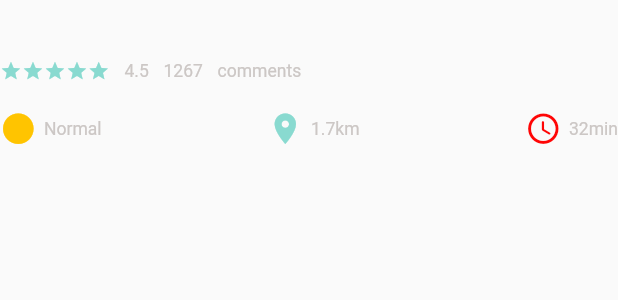
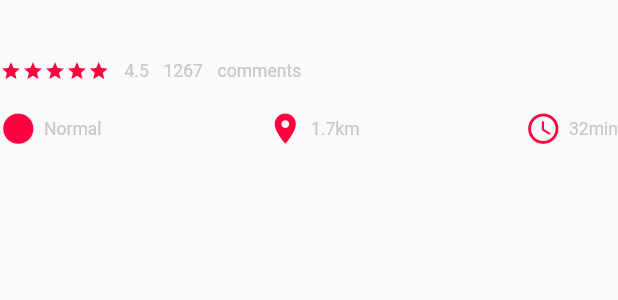
Before and after one commit to shravanEWW/food_app, a Flutter app: the AppColumn widget shown alone on an empty page, opened directly with empty values, on a phone screen of 412 x 824 dp. Shown: the top 300 px of the screen. Run offline on Flutter 3.47's test engine with Material 2 defaults, Android fonts, the phone set to English and light mode, and no system bars; our stand-ins replace dots_indicator, get; network calls fail.

```diff
--- a/lib/helper/dependancies.dart
+++ b/lib/helper/dependancies.dart
@@ -6,7 +6,6 @@ import 'package:food_app/data/repository/cart_repo.dart';
 import 'package:food_app/data/repository/popular_product_repo.dart';
 import 'package:food_app/data/repository/recommended_product_repo.dart';
 import 'package:get/get.dart';
-
 import '../utils/constants/app_constants.dart';
 
 Future<void> init() async {
--- a/lib/main.dart
+++ b/lib/main.dart
@@ -23,6 +23,8 @@ class MyApp extends StatelessWidget {
   Widget build(BuildContext context) {
     Get.find<PopularProductController>().getPopularProductList();
     Get.find<RecommendedProductController>().getRecommendedProductList();
+    Get.find<CartController>().totalItems;
+
     return GetMaterialApp(
       debugShowCheckedModeBanner: false,
       title: 'Flutter Demo',
--- a/lib/models/cart_model.dart
+++ b/lib/models/cart_model.dart
@@ -1,3 +1,5 @@
+import 'package:food_app/models/products_model.dart';
+
 /// total_size : 6
 /// type_id : 2
 /// offset : 0
@@ -39,6 +41,7 @@ class CartModel {
   String? img;
   bool? isExist;
   String? time;
+  ProductModel? product;
 
   CartModel(
       {this.id,
@@ -47,7 +50,8 @@ class CartModel {
       this.price,
       this.isExist,
       this.img,
-      this.time});
+      this.time,
+      this.product});
 
   CartModel.fromJson(Map<String, dynamic> json) {
     id = json['id'];
@@ -57,5 +61,6 @@ class CartModel {
     isExist = json['isExist'];
     img = json['img'];
     time = json['time'];
+    product = ProductModel.fromJson(json['product']);
   }
 }
--- a/lib/pages/home/colors.dart
+++ /dev/null
@@ -1,14 +0,0 @@
-import 'package:flutter/cupertino.dart';
-
-class AppColors {
-  static final Color textColor = const Color(0xFFccc7c5);
-  static final Color mainColor = const Color(0xFF89dad0);
-
-  //static final Color mainColor = const Color(0xFFfa7552);
-  static final Color iconColor = const Color(0xffffc400);
-  static final Color iconColor2 = const Color(0xffff0505);
-  static final Color mainBlackColor = const Color(0xFF332d2b);
-  static final Color backGroundColor = const Color(0xffeeeeee);
-  static final Color signColor = const Color(0xffafafaf);
-  static final Color paraColor = const Color(0xff787777);
-}
--- a/lib/pages/home/main_food_page.dart
+++ b/lib/pages/home/main_food_page.dart
@@ -4,7 +4,7 @@ import 'package:food_app/widgets/app_icon.dart';
 import 'package:food_app/widgets/big_text.dart';
 import 'package:food_app/widgets/small_text.dart';
 
-import 'colors.dart';
+import '../../utils/colors.dart';
 import 'food_page_body.dart';
 
 class MainFoodPage extends StatefulWidget {
--- a/lib/routes/route_helper.dart
+++ b/lib/routes/route_helper.dart
@@ -2,18 +2,23 @@ import 'package:food_app/pages/food/recommended_food_details.dart';
 import 'package:food_app/pages/home/main_food_page.dart';
 import 'package:get/get.dart';
 
+import '../pages/cart/cart_page.dart';
 import '../pages/shop/popular_shop_details.dart';
 
 class RoutHelper {
   static const String initial = "/";
   static const String popularFood = "/popular-food";
   static const String recommendedFood = "/recommended-food";
+  static const String cartPage = "/cart-page";
 
   static String getInitial() => '$initial';
 
-  static String getPopularFood(int pageId) => '$popularFood?pageId=$pageId';
+  static String getPopularFood(int pageId,String page) => '$popularFood?pageId=$pageId&page=$page';
 
-  static String getRecommendedFood(int pageId) => '$recommendedFood?pageId=$pageId';
+  static String getCartPage() => '$cartPage';
+
+  static String getRecommendedFood(int pageId,String page) =>
+      '$recommendedFood?pageId=$pageId&page=$page';
 
   static List<GetPage> routes = [
     GetPage(
@@ -26,15 +31,27 @@ class RoutHelper {
         name: popularFood,
         page: () {
           var pageId = Get.parameters['pageId'];
-          return PopularShopDetails(pageId: int.parse(pageId!));
+          var page = Get.parameters['page'];
+
+          return PopularShopDetails(pageId: int.parse(pageId!),page:page!);
         },
-        transition: Transition.zoom),
+        transition: Transition.zoom
+    ),
     GetPage(
         name: recommendedFood,
         page: () {
           var pageId = Get.parameters['pageId'];
-          return RecommendedFoodDetails(pageId: int.parse(pageId!));
+          var page = Get.parameters['page'];
+          return RecommendedFoodDetails(pageId: int.parse(pageId!),page:page!);
         },
-        transition: Transition.zoom),
+        transition: Transition.zoom
+    ),
+    GetPage(
+        name: cartPage,
+        page: () {
+          return CartPage();
+        },
+        transition: Transition.zoom
+    ),
   ];
 }
--- /dev/null
+++ b/lib/utils/colors.dart
@@ -0,0 +1,23 @@
+import 'package:flutter/cupertino.dart';
+
+class AppColors {
+  //static final Color mainColor = const Color(0xFF89dad0);
+
+  static final Color mainColor = const Color(0xFFff0040);
+
+  static final Color iconColor = const Color(0xFFff0040);
+  static final Color iconColor2 = const Color(0xFFff0040);
+  static final Color iconColor3 = const Color(0xFFff0040);
+
+  // static final Color iconColor = const Color(0xff0080ff);
+  //static final Color iconColor2 = const Color(0xff0080ff);
+ // static final Color iconColor3 = const Color(0xffff4000);
+
+  static final Color mainBlackColor = const Color(0xFF332d2b);
+  static final Color backGroundColor = const Color(0xffeeeeee);
+  static final Color signColor = const Color(0xffafafaf);
+  static final Color paraColor = const Color(0xff787777);
+  static final Color textColor = const Color(0xFFccc7c5);
+
+
+}
--- a/lib/widgets/app_column.dart
+++ b/lib/widgets/app_column.dart
@@ -2,7 +2,7 @@ import 'package:flutter/cupertino.dart';
 import 'package:flutter/material.dart';
 import 'package:food_app/widgets/small_text.dart';
 
-import '../pages/home/colors.dart';
+import '../utils/colors.dart';
 import '../utils/dimensions.dart';
 import 'big_text.dart';
 import 'icon_and_text_widget.dart';
@@ -59,12 +59,12 @@ class AppColumn extends StatelessWidget {
                 icon: Icons.location_on,
                 text: "1.7km",
                 size: Dimensions.ratio * 25,
-                iconColor: AppColors.mainColor),
+                iconColor: AppColors.iconColor2),
             IconAndTextWidget(
                 icon: Icons.access_time_rounded,
                 text: "32min",
                 size: Dimensions.ratio * 25,
-                iconColor: AppColors.iconColor2)
+                iconColor: AppColors.iconColor3)
           ],
         )
       ],
--- a/lib/widgets/app_icon.dart
+++ b/lib/widgets/app_icon.dart
@@ -11,8 +11,8 @@ class AppIcon extends StatelessWidget {
   const AppIcon(
       {Key? key,
       required this.icon,
-      this.backgroundColor = const Color(0xFFffffff),
-      this.iconColor = const Color(0xFF756d56),
+      this.backgroundColor = const Color(0xFFff0040),
+      this.iconColor = const Color(0xffffffff),
       this.size = 40})
       : super(key: key);
 
--- a/lib/widgets/expandable_text.dart
+++ b/lib/widgets/expandable_text.dart
@@ -1,6 +1,6 @@
 import 'package:flutter/cupertino.dart';
 import 'package:flutter/material.dart';
-import 'package:food_app/pages/home/colors.dart';
+import 'package:food_app/utils/colors.dart';
 import 'package:food_app/utils/dimensions.dart';
 import 'package:food_app/widgets/small_text.dart';
 
```
Also changed, not shown: lib/controllers/CartController.dart (+5 -2 lines), lib/controllers/popular_product_controller.dart (+9 -10 lines), lib/pages/cart/cart_page.dart (+104 -39 lines), lib/pages/food/recommended_food_details.dart (+18 -15 lines), lib/pages/home/food_page_body.dart (+5 -5 lines), lib/pages/shop/popular_shop_details.dart (+23 -20 lines).
